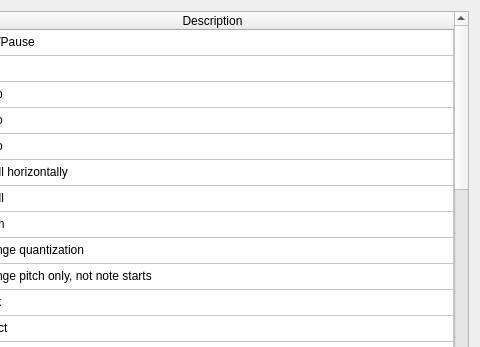
The window that src/editor/ShortcutsDialog.ui (yuxshao/ptcollab) describes before a commit, drawn with Qt 5; both pictures show x 88 to 568 and y 0 to 347 of the 568 by 433 pixel window.
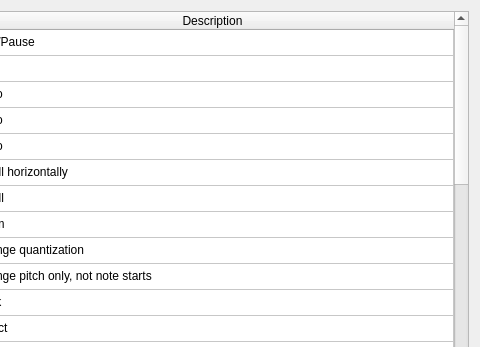
The same window after the commit.

Commit message: ctrl+shift+(a/d) select deselect

Diff of the .ui file:
```diff
--- a/src/editor/ShortcutsDialog.ui
+++ b/src/editor/ShortcutsDialog.ui
@@ -180,6 +180,11 @@
        <string>New Row</string>
       </property>
      </row>
+     <row>
+      <property name="text">
+       <string>New Row</string>
+      </property>
+     </row>
      <column>
       <property name="text">
        <string>Shortcut</string>
@@ -470,6 +475,16 @@
        <string>Toggle copy options dialog</string>
       </property>
      </item>
+     <item row="28" column="0">
+      <property name="text">
+       <string>Ctrl+Shift+(A/D)</string>
+      </property>
+     </item>
+     <item row="28" column="1">
+      <property name="text">
+       <string>(De)select all units</string>
+      </property>
+     </item>
     </widget>
    </item>
    <item>
```
The commit also changes 7 other files.
